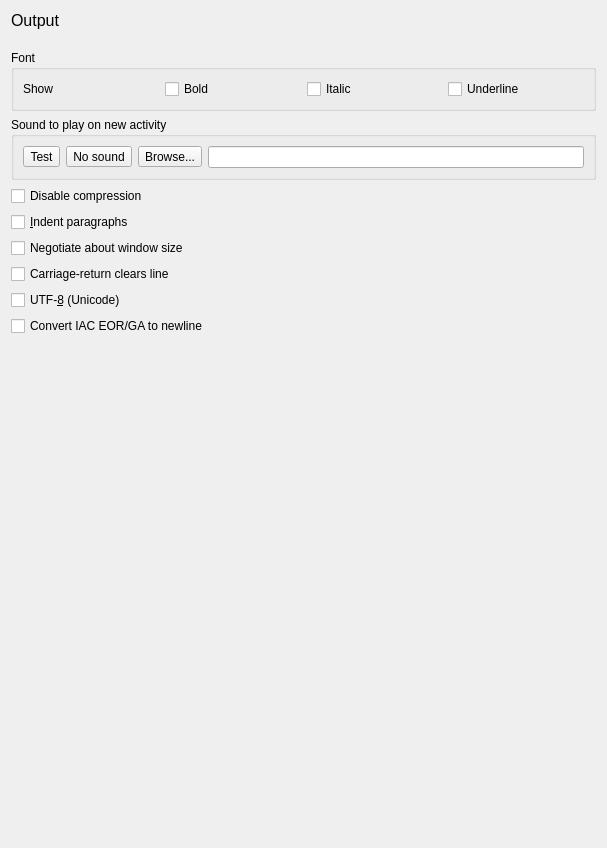
jnbooth/smushclient, file smushclient-qt/cpp/ui/prefs/output.ui: the form before one commit.
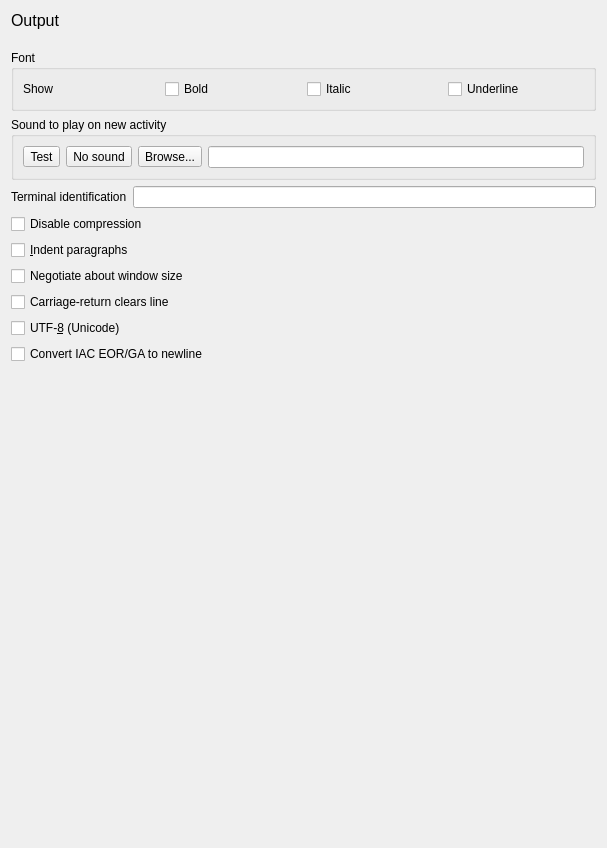
The form after the commit. Icons and pictures are not drawn.

Commit message: set terminal identification

Patch:
```diff
--- a/smushclient-qt/cpp/ui/prefs/output.ui
+++ b/smushclient-qt/cpp/ui/prefs/output.ui
@@ -139,6 +139,20 @@
          <property name="spacing">
           <number>6</number>
          </property>
+         <item>
+          <layout class="QHBoxLayout" name="horizontalLayout">
+           <item>
+            <widget class="QLabel" name="TerminalIdentification_label">
+             <property name="text">
+              <string>Terminal identification</string>
+             </property>
+            </widget>
+           </item>
+           <item>
+            <widget class="QLineEdit" name="TerminalIdentification"/>
+           </item>
+          </layout>
+         </item>
          <item>
           <widget class="QCheckBox" name="DisableCompression">
            <property name="text">
```
